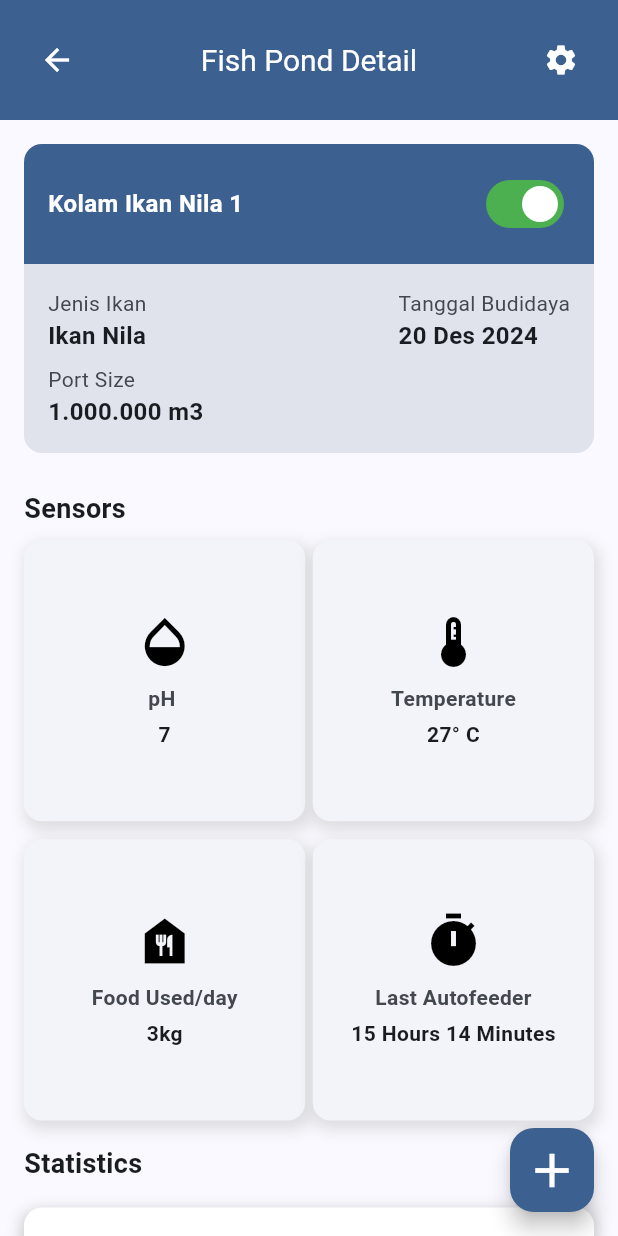
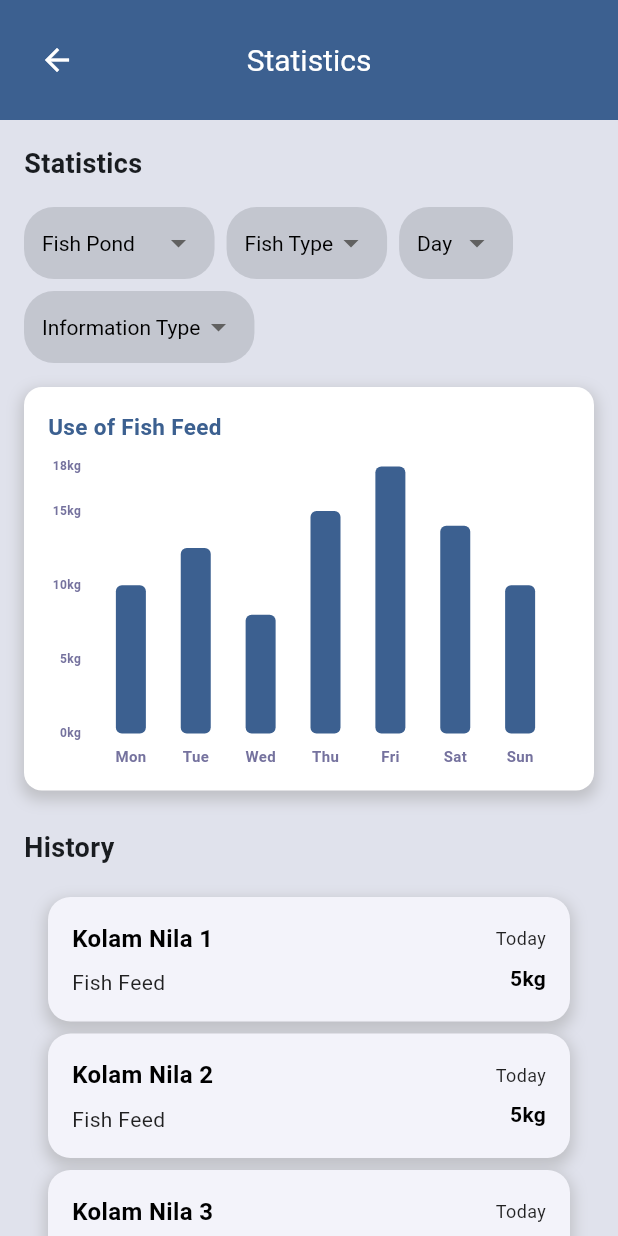
Before and after one commit to IndraMakassar/FishTech, a Flutter app: the screen it shows after launch, on a phone screen of 412 x 824 dp. Run offline on Flutter 3.47's test engine with Material 3 defaults, Android fonts, the phone set to English and light mode, and no system bars; drawn by our look-alikes of fl_chart; our stand-ins replace equatable, flutter_bloc, flutter_native_splash, gap, get_it, go_router and 3 more; missing offline and left inert: mobile_scanner; accounts and stored records are empty.

Commit message:
add statistics screen

```diff
--- a/lib/router_config.dart
+++ b/lib/router_config.dart
@@ -8,6 +8,7 @@ import 'package:fishtech/view/pages/profile_screen.dart';
 import 'package:fishtech/view/pages/register_screen.dart';
 import 'package:fishtech/view/pages/login_screen.dart';
 import 'package:fishtech/view/pages/scan_qr.dart';
+import 'package:fishtech/view/pages/statistics_screen.dart';
 import 'package:flutter/material.dart';
 import 'package:go_router/go_router.dart';
 import 'package:fishtech/view/pages/settingsPond_screen.dart';
@@ -15,7 +16,7 @@ import 'package:fishtech/view/pages/settingsPond_screen.dart';
 final _rootNavigationKey = GlobalKey<NavigatorState>();
 
 final GoRouter routerConfig = GoRouter(
-  initialLocation: '/details',
+  initialLocation: '/statistics',
   navigatorKey: _rootNavigationKey,
   routes: <RouteBase>[
     GoRoute(
@@ -62,6 +63,10 @@ final GoRouter routerConfig = GoRouter(
       path: '/addmachine',
       builder: (context, state) => const AddMachineScreen(),
     ),
+    GoRoute(
+      path: '/statistics',
+      builder: (context, state) => const StatisticsScreen(),
+    ),
 
   ],
 );
--- /dev/null
+++ b/lib/view/pages/statistics_screen.dart
@@ -0,0 +1,310 @@
+import 'package:flutter/material.dart';
+import 'package:fl_chart/fl_chart.dart';
+import 'package:go_router/go_router.dart';
+import 'package:flutter_bloc/flutter_bloc.dart';
+import 'package:fishtech/bloc/auth/auth_bloc.dart';
+import 'package:fishtech/view/widgets/header.dart';
+
+class StatisticsScreen extends StatefulWidget {
+  const StatisticsScreen({Key? key}) : super(key: key);
+
+  @override
+  _StatisticsScreenState createState() => _StatisticsScreenState();
+}
+
+class _StatisticsScreenState extends State<StatisticsScreen> {
+  final List<double> _weeklyData = [10.0, 12.5, 8.0, 15.0, 18.0, 14.0, 10.0];
+  final List<Map<String, dynamic>> _ponds = [
+    {'title': 'Kolam Nila 1', 'details': ['Fish Feed', '5kg']},
+    {'title': 'Kolam Nila 2', 'details': ['Fish Feed', '5kg']},
+    {'title': 'Kolam Nila 3', 'details': ['Fish Feed', '5kg']},
+    {'title': 'Kolam Nila 4', 'details': ['Fish Feed', '5kg']},
+  ];
+
+
+  String _dropdownValue1 = 'Fish Pond';
+  String _dropdownValue2 = 'Fish Type';
+  String _dropdownValue3 = 'Day';
+  String _dropdownValue4 = 'Information Type';
+
+  final List<String> _pondOptions = ['Fish Pond', 'Kolam Nila 1', 'Kolam Nila 2'];
+  final List<String> _fishTypeOptions = ['Fish Type', 'Nila', 'Lele'];
+  final List<String> _dayOptions = ['Day', 'Mon', 'Tue', 'Wed'];
+  final List<String> _infoTypeOptions = ['Information Type', 'Feed', 'pH', 'Temp'];
+
+  @override
+  Widget build(BuildContext context) {
+    return Scaffold(
+      appBar: Header(title: 'Statistics', showBackButton: true),
+      body: BlocConsumer<AuthBloc, AuthState>(
+        listener: (context, state) {
+          if (state is AuthSuccess) {
+            GoRouter.of(context).go('/details');
+          } else if (state is AuthFailure) {
+            ScaffoldMessenger.of(context).showSnackBar(
+              SnackBar(content: Text(state.message)),
+            );
+          }
+        },
+        builder: (context, state) {
+          return SingleChildScrollView(
+            padding: const EdgeInsets.all(16.0),
+            child: Column(
+              crossAxisAlignment: CrossAxisAlignment.start,
+              children: [
+                const Text(
+                  "Statistics",
+                  style: TextStyle(fontSize: 18, fontWeight: FontWeight.w700),
+                ),
+                const SizedBox(height: 16),
+
+                Wrap(
+                  spacing: 8.0,
+                  runSpacing: 8.0,
+                  children: [
+                    _buildDropdown('Fish Pond', _dropdownValue1, _pondOptions,
+                        (val) {
+                      setState(() => _dropdownValue1 = val!);
+                    }),
+                    _buildDropdown('Fish Type', _dropdownValue2, _fishTypeOptions,
+                        (val) {
+                      setState(() => _dropdownValue2 = val!);
+                    }),
+                    _buildDropdown('Day', _dropdownValue3, _dayOptions, (val) {
+                      setState(() => _dropdownValue3 = val!);
+                    }),
+                    _buildDropdown('Information Type', _dropdownValue4,
+                        _infoTypeOptions, (val) {
+                      setState(() => _dropdownValue4 = val!);
+                    }),
+                  ],
+                ),
+                const SizedBox(height: 16),
+
+                _buildStatisticCard(context),
+                const SizedBox(height: 25),
+                const Text("History",
+                    style:
+                        TextStyle(fontSize: 18, fontWeight: FontWeight.bold)),
+                const SizedBox(height: 20),
+                ..._ponds.map((pond) => Column(
+                      children: [
+                        _buildCard(pond['title'], pond['details']),
+                        const SizedBox(height: 8),
+                      ],
+                    )),
+              ],
+            ),
+          );
+        },
+      ),
+      backgroundColor: const Color(0xFFe0e2ec),
+    );
+  }
+
+  Widget _buildDropdown(String hint, String currentValue, List<String> options,
+      ValueChanged<String?> onChanged) {
+    return Container(
+      padding: const EdgeInsets.symmetric(horizontal: 12),
+      decoration: BoxDecoration(
+        color: Color(0xFFC3C6CF),
+        borderRadius: BorderRadius.circular(20),
+      ),
+      child: DropdownButtonHideUnderline(
+        child: DropdownButton<String>(
+          value: currentValue,
+          items: options.map((String value) {
+            return DropdownMenuItem<String>(
+              value: value,
+              child: Text(value, style: const TextStyle(fontSize: 14)),
+            );
+          }).toList(),
+          onChanged: onChanged,
+          style: const TextStyle(color: Colors.black),
+          dropdownColor: Colors.white,
+        ),
+      ),
+    );
+  }
+
+  Widget _buildStatisticCard(BuildContext context) {
+    return Container(
+      decoration: BoxDecoration(
+        color: Colors.white,
+        borderRadius: BorderRadius.circular(12),
+        boxShadow: [
+          BoxShadow(
+            color: Colors.grey.withOpacity(0.5),
+            blurRadius: 8,
+            spreadRadius: 2,
+            offset: const Offset(0, 4),
+          ),
+        ],
+      ),
+      padding: const EdgeInsets.all(16),
+      child: Column(
+        crossAxisAlignment: CrossAxisAlignment.start,
+        children: [
+          const Text(
+            "Use of Fish Feed",
+            style: TextStyle(
+              fontSize: 15,
+              fontWeight: FontWeight.bold,
+              color: Color(0xFF3c6090),
+            ),
+          ),
+          const SizedBox(height: 16),
+          SizedBox(
+            height: 200,
+            child: BarChart(
+              BarChartData(
+                barGroups: _buildBarGroups(context),
+                titlesData: _buildTitlesData(),
+                borderData: FlBorderData(show: false),
+                gridData: FlGridData(show: false),
+                barTouchData: BarTouchData(enabled: false),
+              ),
+            ),
+          ),
+        ],
+      ),
+    );
+  }
+
+  List<BarChartGroupData> _buildBarGroups(BuildContext context) {
+    return List.generate(
+      _weeklyData.length,
+      (index) => BarChartGroupData(
+        x: index,
+        barRods: [
+          BarChartRodData(
+            fromY: 0,
+            toY: _weeklyData[index],
+            width: 20,
+            color: Theme.of(context).colorScheme.primary,
+            borderRadius: BorderRadius.circular(4),
+          ),
+        ],
+      ),
+    );
+  }
+
+  FlTitlesData _buildTitlesData() {
+    return FlTitlesData(
+      show: true,
+      topTitles: AxisTitles(sideTitles: SideTitles(showTitles: false)),
+      rightTitles: AxisTitles(sideTitles: SideTitles(showTitles: false)),
+      bottomTitles: AxisTitles(
+        sideTitles: SideTitles(
+          showTitles: true,
+          getTitlesWidget: (value, meta) {
+            const style = TextStyle(
+              color: Color(0xFF75729E),
+              fontWeight: FontWeight.bold,
+              fontSize: 10,
+            );
+            const days = ['Mon', 'Tue', 'Wed', 'Thu', 'Fri', 'Sat', 'Sun'];
+            final index = value.toInt();
+            final text = (index >= 0 && index < days.length)
+                ? Text(days[index], style: style)
+                : const Text('', style: style);
+            return SideTitleWidget(
+              axisSide: meta.axisSide,
+              child: text,
+            );
+          },
+        ),
+      ),
+      leftTitles: AxisTitles(
+        sideTitles: SideTitles(
+          showTitles: true,
+          interval: 5,
+          getTitlesWidget: (value, meta) {
+            const style = TextStyle(
+              color: Color(0xFF75729E),
+              fontWeight: FontWeight.bold,
+              fontSize: 8,
+            );
+            return SideTitleWidget(
+              axisSide: meta.axisSide,
+              space: 0,
+              child: Text('${value.toInt()}kg', style: style),
+            );
+          },
+        ),
+      ),
+    );
+  }
+
+  Widget _buildCard(String title, List<String> details) {
+    return InkWell(
+      onTap: () {
+        GoRouter.of(context).go("/");
+      },
+      child: Container(
+        padding: const EdgeInsets.all(16),
+        margin: const EdgeInsets.symmetric(horizontal: 16),
+        decoration: BoxDecoration(
+          color: const Color(0xFFf3f3fa),
+          borderRadius: BorderRadius.circular(15),
+          boxShadow: [
+            BoxShadow(
+              color: Colors.grey.withOpacity(0.5),
+              blurRadius: 8,
+              spreadRadius: 2,
+              offset: const Offset(0, 4),
+            ),
+          ],
+        ),
+        width: MediaQuery.of(context).size.width,
+        child: Row(
+          mainAxisAlignment: MainAxisAlignment.spaceBetween,
+          children: [
+            Column(
+              crossAxisAlignment: CrossAxisAlignment.start,
+              children: [
+                Text(
+                  title,
+                  style: const TextStyle(
+                    fontWeight: FontWeight.bold,
+                    fontSize: 16,
+                    color: Colors.black,
+                  ),
+                ),
+                const SizedBox(height: 8),
+                const Text(
+                  "Fish Feed",
+                  style: TextStyle(
+                    fontSize: 14,
+                    color: Colors.black87,
+                  ),
+                ),
+              ],
+            ),
+            Column(
+              crossAxisAlignment: CrossAxisAlignment.end,
+              children: [
+                const Text(
+                  "Today",
+                  style: TextStyle(
+                    fontSize: 12,
+                    color: Colors.black87,
+                  ),
+                ),
+                const SizedBox(height: 8),
+                Text(
+                  details[1],
+                  style: const TextStyle(
+                    fontSize: 14,
+                    fontWeight: FontWeight.bold,
+                    color: Colors.black,
+                  ),
+                ),
+              ],
+            ),
+          ],
+        ),
+      ),
+    );
+  }
+}
```
